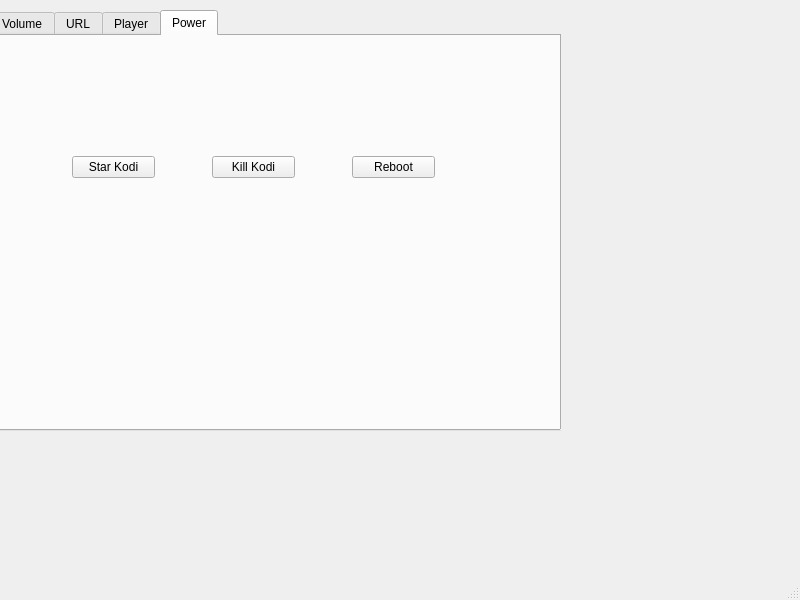
Before: the Qt Designer form kodigui.ui in definitly486/KodiGui, drawn with Qt 5.
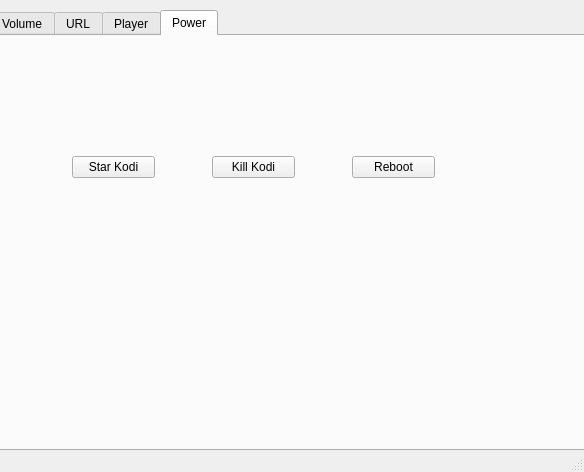
After: the same form once the commit is applied. Icons and pictures are not drawn.

Commit message: изменено:      kodigui.pro.user 	удалено:       kodigui.pro.user.0c5f6ef 	изменено:      kodigui.ui

Diff of the .ui file:
```diff
--- a/kodigui.ui
+++ b/kodigui.ui
@@ -6,8 +6,8 @@
    <rect>
     <x>0</x>
     <y>0</y>
-    <width>800</width>
-    <height>600</height>
+    <width>584</width>
+    <height>472</height>
    </rect>
   </property>
   <property name="windowTitle">
@@ -24,8 +24,8 @@
      <rect>
       <x>-10</x>
       <y>10</y>
-      <width>571</width>
-      <height>421</height>
+      <width>601</width>
+      <height>441</height>
      </rect>
     </property>
     <property name="currentIndex">
```
Left out of the diff: 2 changed lines with no effect on the pictures. The commit also changes 2 other files.
